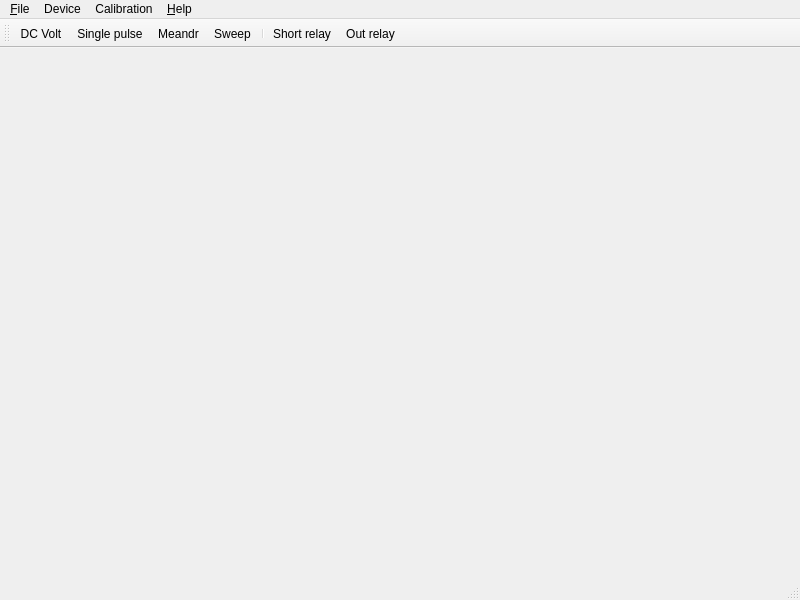
Old version of the form software/voltamp/src/main_wnd.ui in the repository z80/voltamper.
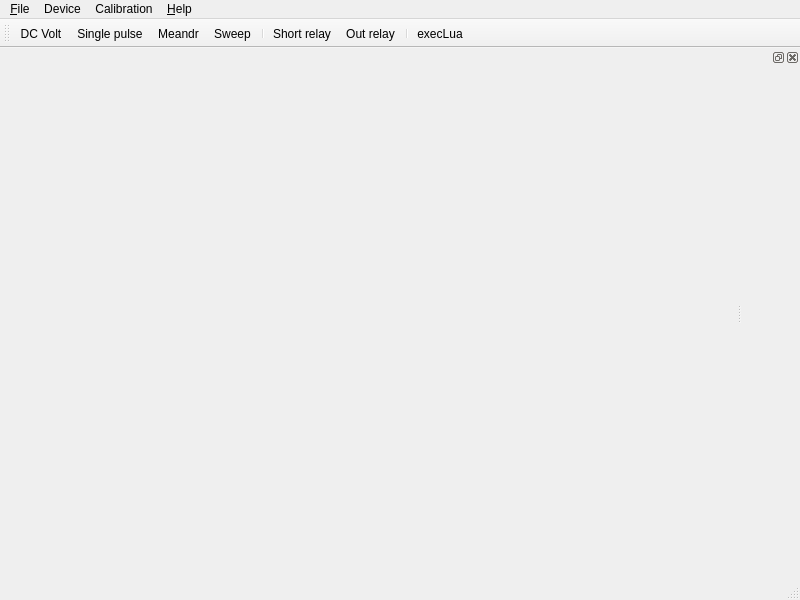
New version of the form. Custom widgets are drawn as their Qt base class.

```diff
--- a/software/voltamp/src/main_wnd.ui
+++ b/software/voltamp/src/main_wnd.ui
@@ -69,6 +69,14 @@
    <addaction name="separator"/>
    <addaction name="actionShort_relay"/>
    <addaction name="actionOut_relay"/>
+   <addaction name="separator"/>
+   <addaction name="actionExecLua"/>
+  </widget>
+  <widget class="QDockWidget" name="dockWidget">
+   <attribute name="dockWidgetArea">
+    <number>2</number>
+   </attribute>
+   <widget class="QtLua::Console" name="console"/>
   </widget>
   <action name="action_Quit">
    <property name="text">
@@ -138,7 +146,23 @@
     <string>Sweep</string>
    </property>
   </action>
+  <action name="actionExecLua">
+   <property name="text">
+    <string>execLua</string>
+   </property>
+   <property name="toolTip">
+    <string>Execute Lua script</string>
+   </property>
+  </action>
  </widget>
+ <customwidgets>
+  <customwidget>
+   <class>QtLua::Console</class>
+   <extends>QWidget</extends>
+   <header>QtLua/Console</header>
+   <container>1</container>
+  </customwidget>
+ </customwidgets>
  <resources/>
  <connections/>
 </ui>
```
Left out of the diff: 2 changed lines with no effect on the pictures.
